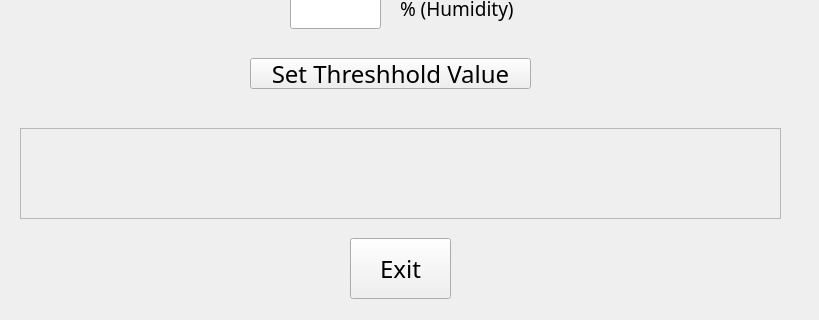
Old version of the form 1_project/proj1.ui in the repository vipulgpt10/eid-fall2018; both pictures show x 0 to 819 and y 342 to 662 of the 819 by 662 pixel window.
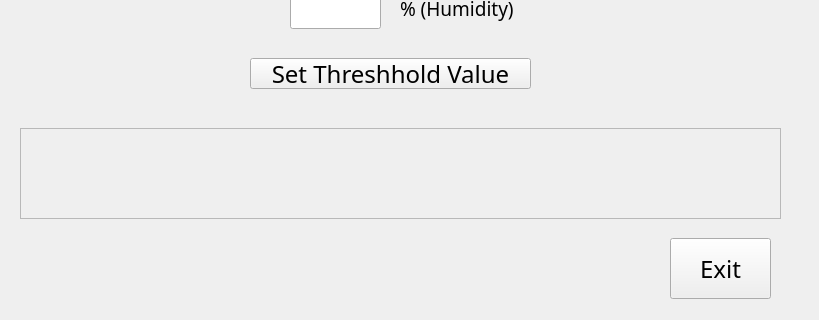
New version of the form.

The edit to the form file:
```diff
--- a/1_project/proj1.ui
+++ b/1_project/proj1.ui
@@ -80,7 +80,7 @@
   <widget class="QPushButton" name="pushButton_2">
    <property name="geometry">
     <rect>
-     <x>350</x>
+     <x>670</x>
      <y>580</y>
      <width>101</width>
      <height>61</height>
@@ -342,6 +342,34 @@
     <string>% (Humidity)</string>
    </property>
   </widget>
+  <widget class="QLabel" name="label_11">
+   <property name="geometry">
+    <rect>
+     <x>110</x>
+     <y>590</y>
+     <width>371</width>
+     <height>41</height>
+    </rect>
+   </property>
+   <property name="font">
+    <font>
+     <family>Sans Serif</family>
+     <pointsize>18</pointsize>
+    </font>
+   </property>
+   <property name="autoFillBackground">
+    <bool>true</bool>
+   </property>
+   <property name="frameShape">
+    <enum>QFrame::NoFrame</enum>
+   </property>
+   <property name="lineWidth">
+    <number>1</number>
+   </property>
+   <property name="text">
+    <string/>
+   </property>
+  </widget>
  </widget>
  <resources/>
  <connections/>
```
